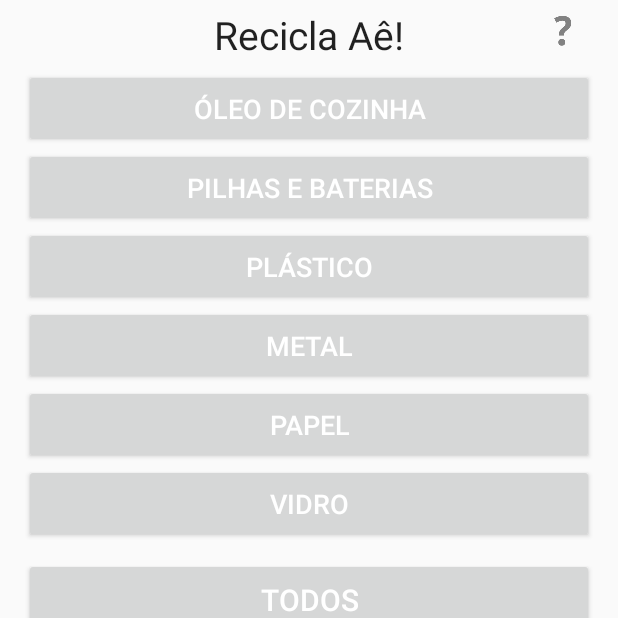
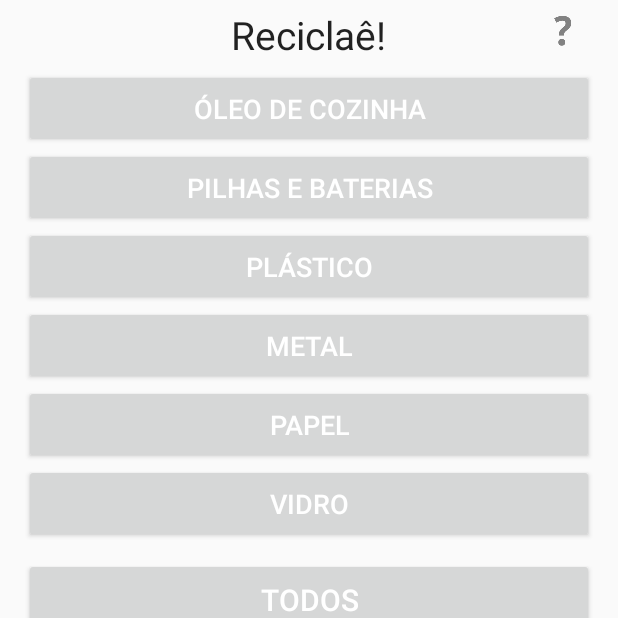
Before and after one commit to chrmorais/Recicla-Ponto-de-Coleta, an Android app: the screen it shows after launch (MenuActivity), on a phone screen of 412 x 824 dp, the top half of it. Run offline under Robolectric (Android 15) with nearby library versions, the phone set to English and light mode, and no system bars; libraries missing offline, so code that uses them is left out: com.dd.processbutton, com.koushikdutta.async, com.koushikdutta.ion; plain views replace ActionProcessButton; pictures from the network do not load.

Commit message:
ajustes fnais

```diff
--- a/ReciclaAe/app/src/main/java/com/aronbordin/reciclaae/MapsActivity.java
+++ b/ReciclaAe/app/src/main/java/com/aronbordin/reciclae/MapsActivity.java
@@ -1,7 +1,5 @@
-package com.aronbordin.reciclaae;
+package com.aronbordin.reciclae;
 
-import android.app.AlertDialog;
-import android.content.DialogInterface;
 import android.graphics.Color;
 import android.graphics.Typeface;
 import android.location.Location;
@@ -12,7 +10,7 @@ import android.view.View;
 import android.widget.LinearLayout;
 import android.widget.TextView;
 
-import com.aronbordin.reciclaae.adapter.Ponto;
+import com.aronbordin.reciclae.adapter.Ponto;
 import com.google.android.gms.maps.CameraUpdateFactory;
 import com.google.android.gms.maps.GoogleMap;
 import com.google.android.gms.maps.OnMapReadyCallback;
--- a/ReciclaAe/app/src/main/java/com/aronbordin/reciclaae/MenuActivity.java
+++ b/ReciclaAe/app/src/main/java/com/aronbordin/reciclae/MenuActivity.java
@@ -1,9 +1,8 @@
-package com.aronbordin.reciclaae;
+package com.aronbordin.reciclae;
 
 import android.Manifest;
 import android.annotation.TargetApi;
 import android.app.AlertDialog;
-import android.app.Dialog;
 import android.content.Context;
 import android.content.DialogInterface;
 import android.content.Intent;
@@ -14,11 +13,10 @@ import android.location.LocationManager;
 import android.os.Build;
 import android.os.Bundle;
 import android.support.v7.app.AppCompatActivity;
-import android.view.Menu;
 import android.view.View;
 import android.widget.Toast;
 
-import com.aronbordin.reciclaae.adapter.Ponto;
+import com.aronbordin.reciclae.adapter.Ponto;
 import com.dd.processbutton.iml.ActionProcessButton;
 import com.google.gson.Gson;
 import com.google.gson.JsonArray;
@@ -29,7 +27,6 @@ import com.koushikdutta.ion.Ion;
 
 import java.lang.reflect.Type;
 import java.util.ArrayList;
-import java.util.List;
 
 public class MenuActivity extends AppCompatActivity implements View.OnClickListener, LocationListener {
     private static final int CAT_OLEO = 1;
@@ -38,11 +35,12 @@ public class MenuActivity extends AppCompatActivity implements View.OnClickListe
     private static final int CAT_METAL = 4;
     private static final int CAT_PAPEL = 5;
     private static final int CAT_VIDRO = 6;
-    private static final String GET_MAKERS = "http://recicla-aronbordin.rhcloud.com/api/pontos/?format=json&categorias=";
+    private static final String GET_MAKERS = "http://reciclaae.aronbordin.com/api/pontos/?format=json&categorias=";
     private static Location location;
     private boolean isGPSEnabled = false;
     private boolean isNetEnabled = false;
     private LocationManager locationManager;
+    private static boolean isLoading = false;
 
     @Override
     protected void onCreate(Bundle savedInstanceState) {
@@ -150,6 +148,9 @@ public class MenuActivity extends AppCompatActivity implements View.OnClickListe
     }
 
     private void getCategoria(int cat, final ActionProcessButton btn) {
+        if(isLoading)
+            return;
+        isLoading = true;
         btn.setProgress(1);
 
         String url;
@@ -168,6 +169,7 @@ public class MenuActivity extends AppCompatActivity implements View.OnClickListe
                     @TargetApi(Build.VERSION_CODES.M)
                     @Override
                     public void onCompleted(Exception e, JsonObject result) {
+                        isLoading = false;
                         btn.setProgress(0);
                         if (e != null) {
                             Toast.makeText(getApplicationContext(), "Falha ao buscar pontos de coleta!", Toast.LENGTH_LONG).show();
--- a/ReciclaAe/app/src/main/java/com/aronbordin/reciclaae/adapter/Ponto.java
+++ b/ReciclaAe/app/src/main/java/com/aronbordin/reciclae/adapter/Ponto.java
@@ -1,4 +1,4 @@
-package com.aronbordin.reciclaae.adapter;
+package com.aronbordin.reciclae.adapter;
 
 import android.os.Parcel;
 import android.os.Parcelable;
--- a/ReciclaAe/app/src/main/res/layout/activity_maps.xml
+++ b/ReciclaAe/app/src/main/res/layout/activity_maps.xml
@@ -5,5 +5,5 @@
     android:layout_width="match_parent"
     android:layout_height="match_parent"
     android:id="@+id/map"
-    tools:context="com.aronbordin.reciclaae.MapsActivity"
+    tools:context="com.aronbordin.reciclae.MapsActivity"
     android:name="com.google.android.gms.maps.SupportMapFragment" />
--- a/ReciclaAe/app/src/main/res/layout/content_menu.xml
+++ b/ReciclaAe/app/src/main/res/layout/content_menu.xml
@@ -22,7 +22,7 @@
             android:layout_height="wrap_content"
             android:layout_gravity="center_horizontal"
             android:padding="5dp"
-            android:text="Recicla Aê!"
+            android:text="@string/app_name"
             android:textAppearance="?android:attr/textAppearanceLarge"
             android:textSize="26dp" />
 
@@ -31,7 +31,7 @@
             android:layout_width="match_parent"
             android:layout_height="wrap_content"
             android:padding="14dp"
-            android:text="Óleo de Cozinha"
+            android:text="@string/oleo"
             android:textColor="@android:color/white"
             android:textSize="18sp"
             custom:pb_colorComplete="@color/item_oleo"
@@ -48,7 +48,7 @@
             android:layout_width="match_parent"
             android:layout_height="wrap_content"
             android:padding="14dp"
-            android:text="Pilhas e Baterias"
+            android:text="@string/pilhas"
             android:textColor="@android:color/white"
             android:textSize="18sp"
             custom:pb_colorComplete="@color/item_pilha"
@@ -65,7 +65,7 @@
             android:layout_width="match_parent"
             android:layout_height="wrap_content"
             android:padding="14dp"
-            android:text="Plástico"
+            android:text="@string/plastico"
             android:textColor="@android:color/white"
             android:textSize="18sp"
             custom:pb_colorComplete="@color/item_plastico"
@@ -82,7 +82,7 @@
             android:layout_width="match_parent"
             android:layout_height="wrap_content"
             android:padding="14dp"
-            android:text="Metal"
+            android:text="@string/metal"
             android:textColor="@android:color/white"
             android:textSize="18sp"
             custom:pb_colorComplete="@color/item_metal"
@@ -99,7 +99,7 @@
             android:layout_width="match_parent"
             android:layout_height="wrap_content"
             android:padding="14dp"
-            android:text="Papel"
+            android:text="@string/papel"
             android:textColor="@android:color/white"
             android:textSize="18sp"
             custom:pb_colorComplete="@color/item_papel"
@@ -116,7 +116,7 @@
             android:layout_width="match_parent"
             android:layout_height="wrap_content"
             android:padding="14dp"
-            android:text="Vidro"
+            android:text="@string/vidro"
             android:textColor="@android:color/white"
             android:textSize="18sp"
             custom:pb_colorComplete="@color/item_vidro"
@@ -134,7 +134,7 @@
             android:layout_height="wrap_content"
             android:layout_marginTop="10dp"
             android:padding="14dp"
-            android:text="Todos"
+            android:text="@string/todos"
             android:textColor="@android:color/white"
             android:textSize="20sp"
             custom:pb_colorComplete="@color/item_todos"
@@ -151,7 +151,7 @@
     <TextView
         android:layout_width="match_parent"
         android:layout_height="match_parent"
-        android:text="Desenvolvido por Aron Barreira Bordin"
+        android:text="@string/by"
         android:gravity="bottom|center_horizontal"
         android:paddingBottom="5dp"/>
 
@@ -159,7 +159,7 @@
         android:layout_width="wrap_content"
         android:layout_height="wrap_content"
         android:id="@+id/imgHelp"
-        android:layout_gravity="top|right"
+        android:layout_gravity="top|end"
         android:src="@drawable/ic_help"
         android:background="@android:color/transparent"
         android:padding="5dp"
--- a/ReciclaAe/app/src/main/res/values/strings.xml
+++ b/ReciclaAe/app/src/main/res/values/strings.xml
@@ -1,5 +1,5 @@
 <resources>
-    <string name="app_name">Recicla Ae!</string>
+    <string name="app_name">Reciclaê!</string>
     <string name="action_settings">Settings</string>
     <string name="title_activity_maps">Map</string>
     <string name="about">Este projeto tem como objetivo te ajudar a encontrar pontos de coletas em sua cidade.\n\nEste aplicativo e o site são de código aberto, sob licença MIT.\n\nO código pode ser encontrado em https://github.com/aron-bordin/Recicla-Ponto-de-Coleta</string>
@@ -7,4 +7,12 @@
         \n\naron.bordin@gmail.com
         \nhttp://aronbordin.com
         \nhttp://blog.rhesoft.com</string>
+    <string name="oleo">Óleo de Cozinha</string>
+    <string name="pilhas">Pilhas e Baterias</string>
+    <string name="plastico">Plástico</string>
+    <string name="metal">Metal</string>
+    <string name="papel">Papel</string>
+    <string name="vidro">Vidro</string>
+    <string name="todos">Todos</string>
+    <string name="by">Desenvolvido por Aron Barreira Bordin</string>
 </resources>
```
Also changed, not shown: ReciclaAe/app/src/main/AndroidManifest.xml (+4 -4 lines), ReciclaAe/app/src/main/res/drawable/logo.png (added), 7 other files.
